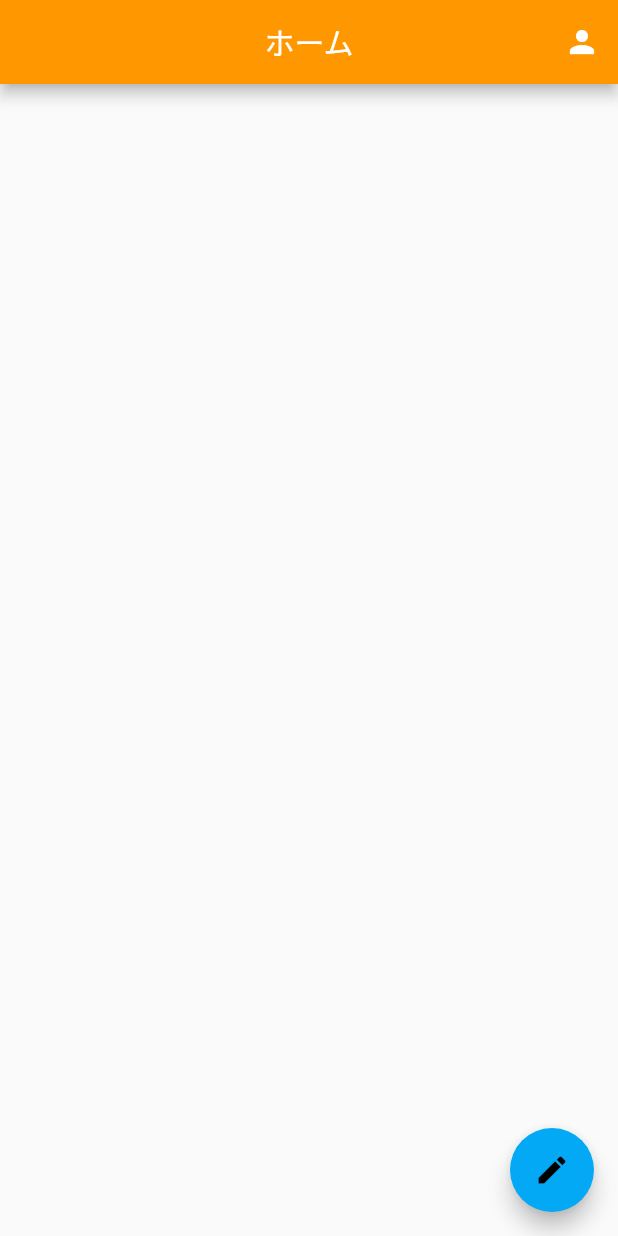
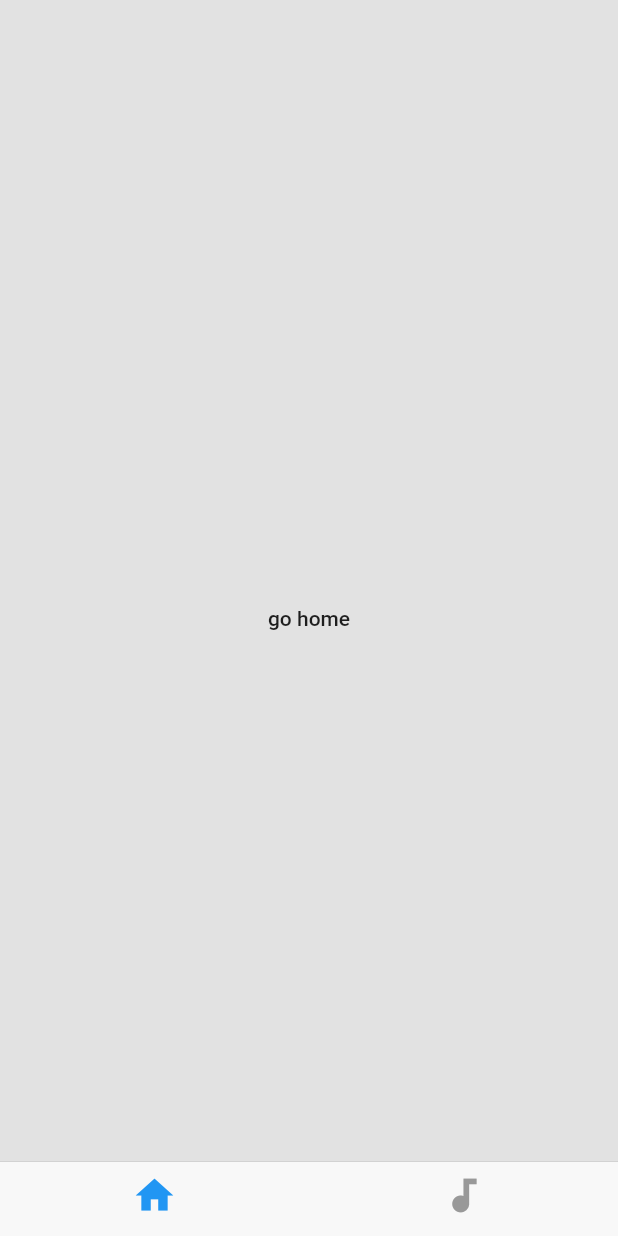
Before and after one commit to dshukertjr/menta_sample, a Flutter app: the screen it shows after launch, on a phone screen of 412 x 824 dp. Run offline on Flutter 3.47's test engine with Material 2 defaults, Android fonts, the phone set to English and light mode, and no system bars; our stand-ins replace bloc, cached_network_image, cloud_firestore, equatable, firebase_auth, flutter_bloc; accounts and stored records are empty.

Commit message:
not working

```diff
--- a/flutter/lib/main.dart
+++ b/flutter/lib/main.dart
@@ -2,6 +2,7 @@ import 'package:flutter/material.dart';
 import 'package:flutter_bloc/flutter_bloc.dart';
 import 'package:sample/bloc/home/home_bloc.dart';
 import 'package:sample/pages/home_page.dart';
+import 'package:sample/pages/tab_page.dart';
 import 'package:sample/repositories/post_repository.dart';
 import 'package:sample/repositories/user_repository.dart';
 
@@ -29,13 +30,14 @@ class MyApp extends StatelessWidget {
             behavior: SnackBarBehavior.floating,
           ),
         ),
-        home: BlocProvider<HomeBloc>(
-          create: (context) => HomeBloc(
-            userRepository: RepositoryProvider.of<UserRepository>(context),
-            postRepository: RepositoryProvider.of<PostRepository>(context),
-          )..add(SetupHomeEvent()),
-          child: HomePage(),
-        ),
+        // home: BlocProvider<HomeBloc>(
+        //   create: (context) => HomeBloc(
+        //     userRepository: RepositoryProvider.of<UserRepository>(context),
+        //     postRepository: RepositoryProvider.of<PostRepository>(context),
+        //   )..add(SetupHomeEvent()),
+        //   child: HomePage(),
+        // ),
+        home: TabPage(),
       ),
     );
   }
--- /dev/null
+++ b/flutter/lib/pages/tab_page.dart
@@ -0,0 +1,60 @@
+import 'package:flutter/cupertino.dart';
+import 'package:flutter/material.dart';
+
+class TabPage extends StatelessWidget {
+  @override
+  Widget build(BuildContext context) {
+    return CupertinoTabScaffold(
+      tabBuilder: (context, index) {
+        return CupertinoTabView(
+          builder: (context) {
+            return TabChild();
+          },
+        );
+      },
+      tabBar: CupertinoTabBar(
+        items: <BottomNavigationBarItem>[
+          BottomNavigationBarItem(
+            icon: Icon(Icons.home),
+          ),
+          BottomNavigationBarItem(
+            icon: Icon(Icons.audiotrack),
+          ),
+        ],
+      ),
+    );
+  }
+}
+
+class TabChild extends StatelessWidget {
+  const TabChild({
+    Key key,
+  }) : super(key: key);
+
+  @override
+  Widget build(BuildContext context) {
+    return Center(
+      child: FlatButton(
+        child: Text('go home'),
+        onPressed: () {
+          Navigator.of(context).push(
+            MaterialPageRoute(
+              builder: (context) => AnotherPage(),
+            ),
+          );
+        },
+      ),
+    );
+  }
+}
+
+class AnotherPage extends StatelessWidget {
+  @override
+  Widget build(BuildContext context) {
+    return Scaffold(
+      body: Center(
+        child: Text('another page'),
+      ),
+    );
+  }
+}
```
